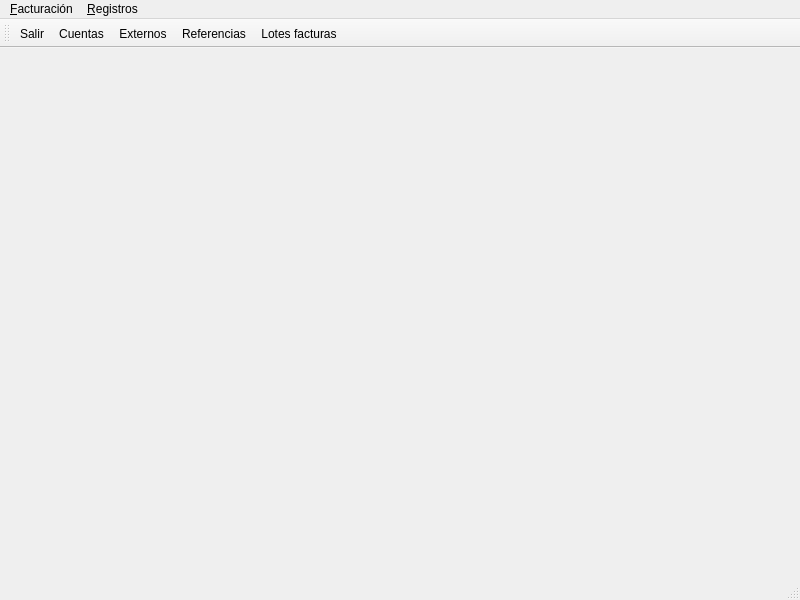
Old version of the form factur/main_factur.ui in the repository DIBOSAJM/keme.
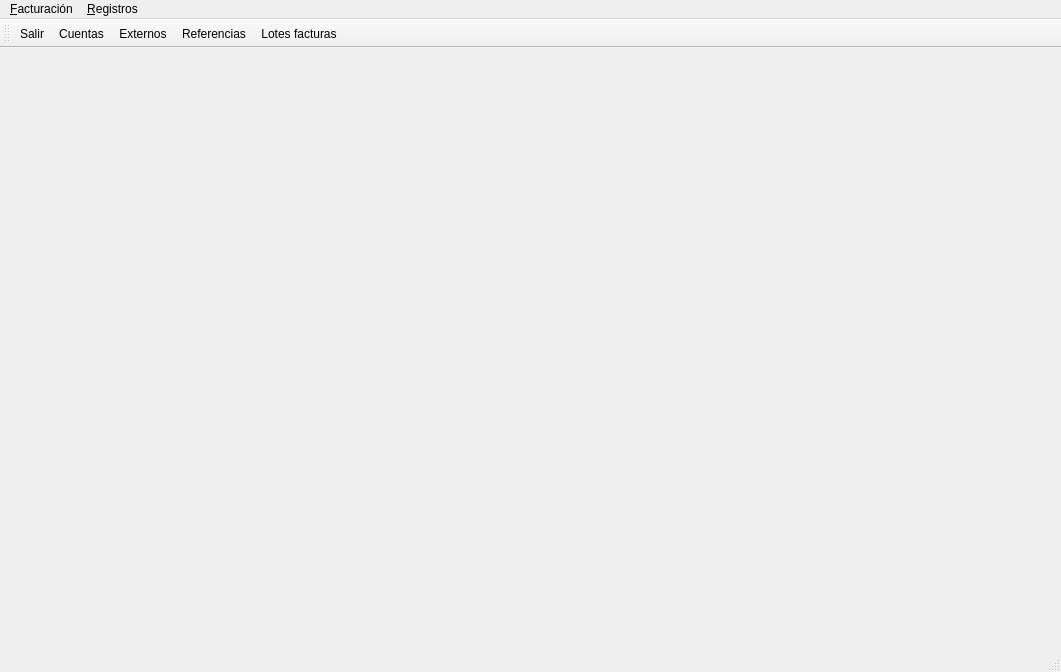
New version of the form. Icons and pictures are not drawn.

Commit message: Correcciones y addons en factur

Patch:
```diff
--- a/factur/main_factur.ui
+++ b/factur/main_factur.ui
@@ -6,8 +6,8 @@
    <rect>
     <x>0</x>
     <y>0</y>
-    <width>800</width>
-    <height>600</height>
+    <width>1061</width>
+    <height>672</height>
    </rect>
   </property>
   <property name="windowTitle">
@@ -20,8 +20,8 @@
     <rect>
      <x>0</x>
      <y>0</y>
-     <width>800</width>
-     <height>20</height>
+     <width>1061</width>
+     <height>22</height>
     </rect>
    </property>
    <widget class="QMenu" name="menuRegistros">
```
The commit also changes 22 other files.
